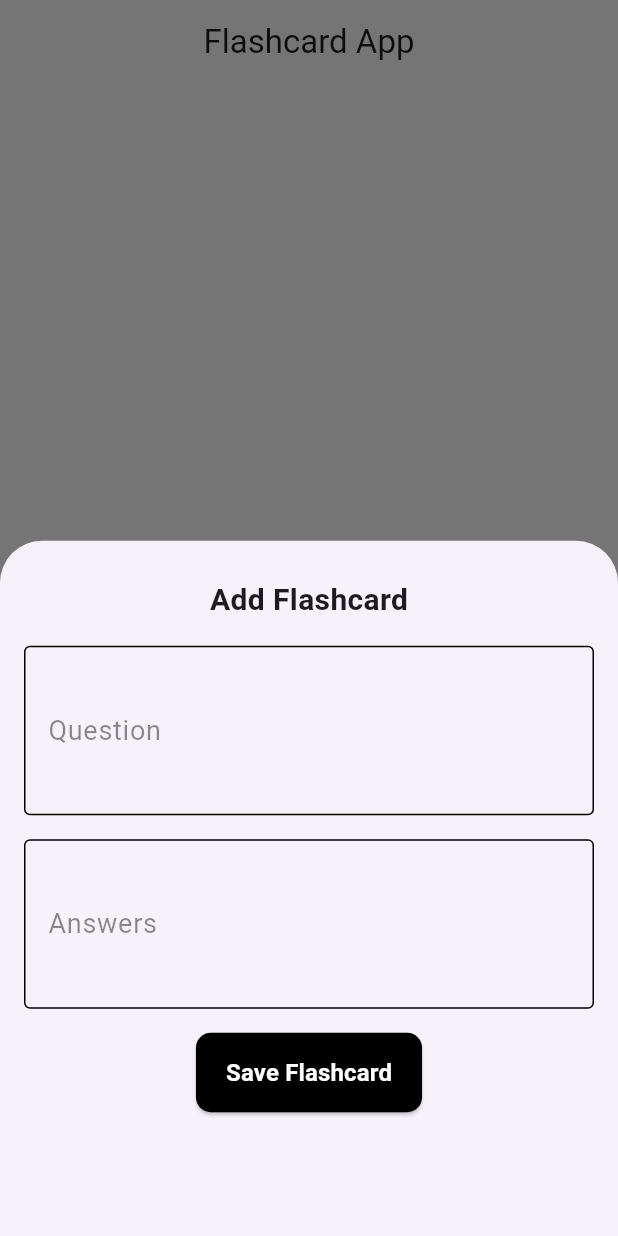
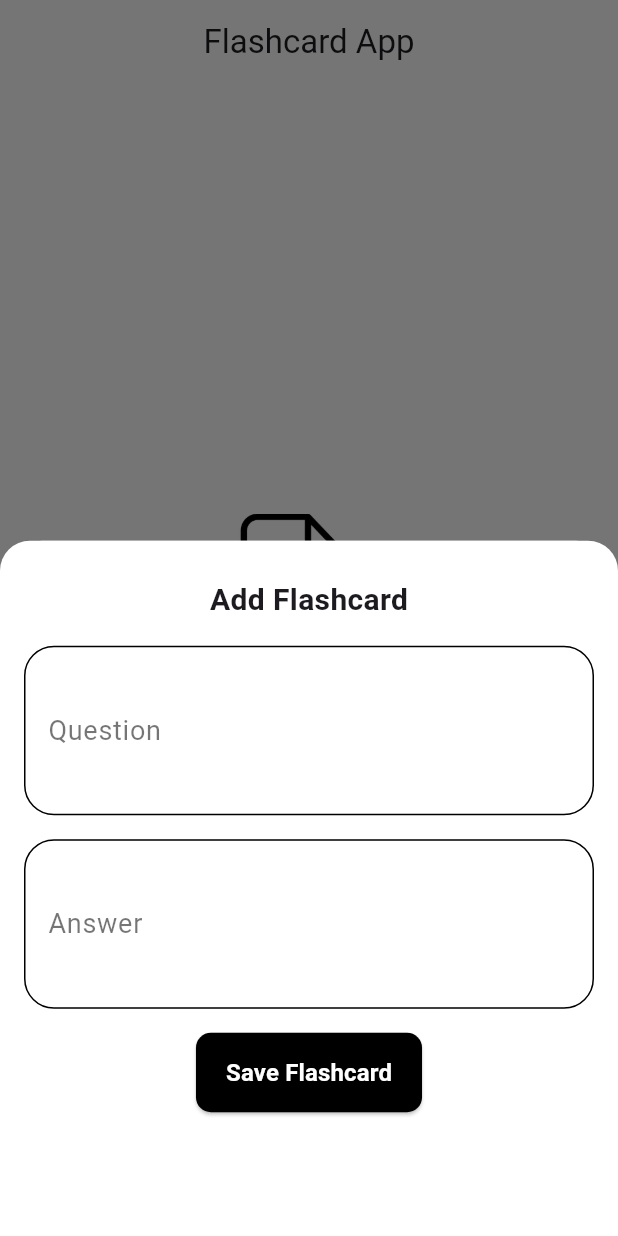
Before and after one commit to tamizhselvangt/Flash_Card, a Flutter app: the screen it shows after launch, after a tap on "Create First Flashcard", on a phone screen of 412 x 824 dp. Run offline on Flutter 3.47's test engine with Material 3 defaults, Android fonts, the phone set to English and light mode, and no system bars; our stand-ins replace shared_preferences.

Commit message:
Final Commit

```diff
--- a/lib/screens/add_edit_screen.dart
+++ b/lib/screens/add_edit_screen.dart
@@ -63,6 +63,7 @@ class _AddEditFlashcardScreenState extends State<AddEditFlashcardScreen> {
   Widget build(BuildContext context) {
     return Container(
         decoration: const BoxDecoration(
+          color: Colors.white,
           borderRadius: BorderRadius.only(
               topLeft: Radius.circular(20),
               topRight:Radius.circular(20)
@@ -89,7 +90,7 @@ class _AddEditFlashcardScreenState extends State<AddEditFlashcardScreen> {
                   children: [
                     CustomTextField(answerController: _questionController, label: "Question",),
                     const SizedBox(height: 16),
-                    CustomTextField(answerController: _answerController, label: "Answers"),
+                    CustomTextField(answerController: _answerController, label: "Answer"),
                     const SizedBox(height: 16),
                     CustomButton(onPressed:_saveFlashcard, text: "Save Flashcard")
                   ],
@@ -123,26 +124,43 @@ class CustomTextField extends StatelessWidget {
       ),
       controller: _answerController,
       decoration: InputDecoration(
-        enabledBorder: const OutlineInputBorder(
+        enabledBorder:  const OutlineInputBorder(
             borderSide: BorderSide(
-                color: Colors.black
-            )
+                color: Colors.black,
+
+            ),
+          borderRadius: BorderRadius.all(Radius.circular(20))
         ),
         labelText: label,
         labelStyle: const TextStyle(
-            color: Colors.black45,
+            color: Colors.black54,
             fontSize: 18
+        ),
+        errorBorder: const OutlineInputBorder(
+            borderSide: BorderSide(
+                color: Color(0xffdc3838),
+                width: 1.5
+            ),
+            borderRadius: BorderRadius.all(Radius.circular(20))
+        ),
+        focusedErrorBorder: const OutlineInputBorder(
+            borderSide: BorderSide(
+                color: Color(0xffE05151),
+                width: 2.5
+            ),
+            borderRadius: BorderRadius.all(Radius.circular(15))
         ),
         focusedBorder: const OutlineInputBorder(
             borderSide: BorderSide(
                 color: Colors.black,
                 width: 2
-            )
+            ),
+            borderRadius: BorderRadius.all(Radius.circular(15))
         ),
       ),
       validator: (value) {
         if (value == null || value.trim().isEmpty) {
-          return 'Please enter an answer';
+          return 'Please enter an ${label}';
         }
         return null;
       },
--- a/lib/screens/home_screen.dart
+++ b/lib/screens/home_screen.dart
@@ -103,6 +103,9 @@ class _HomeScreenState extends State<HomeScreen> {
         child: Column(
           mainAxisAlignment: MainAxisAlignment.center,
           children: [
+            Image.asset("assets/images/add-file.png",
+            scale: 0.2,
+            width: 100,),
             const Text(
               'No flashcards yet!',
              style:  TextStyle(
--- a/lib/widgets/flash_card_item.dart
+++ b/lib/widgets/flash_card_item.dart
@@ -108,15 +108,17 @@ class FlashCardContent extends StatelessWidget {
         Text("${label}: ${widget.currentIndex+1}/${widget.total}",
           style: const TextStyle(
               fontSize: 16,
+              fontFamily: "Helvetica"
             // color: Color(color)
           ),),
         Expanded(
           child: Center(
             child: Text(
              label == "Question" ? widget.flashcard.question : widget.flashcard.answer,
-              style: const TextStyle(
+              style:  TextStyle(
                 color:  Colors.black,
-                fontSize: 20,
+                fontFamily: "Helvetica",
+                fontSize:  label == "Question" ? 20 : 22,
               ),
             ),
           ),
```
Also changed, not shown: lib/FlashCardView.dart (deleted, +0 -29 lines), lib/widgets/dynamic_bottom_sheet.dart (deleted, +0 -121 lines), pubspec.yaml (+20 -3 lines), assets/fonts/Bookerly.ttf (added), assets/fonts/Helvetica.ttf (added), assets/fonts/Inter-Regular.ttf (added), assets/images/add-file.png (added), 2 other files.
